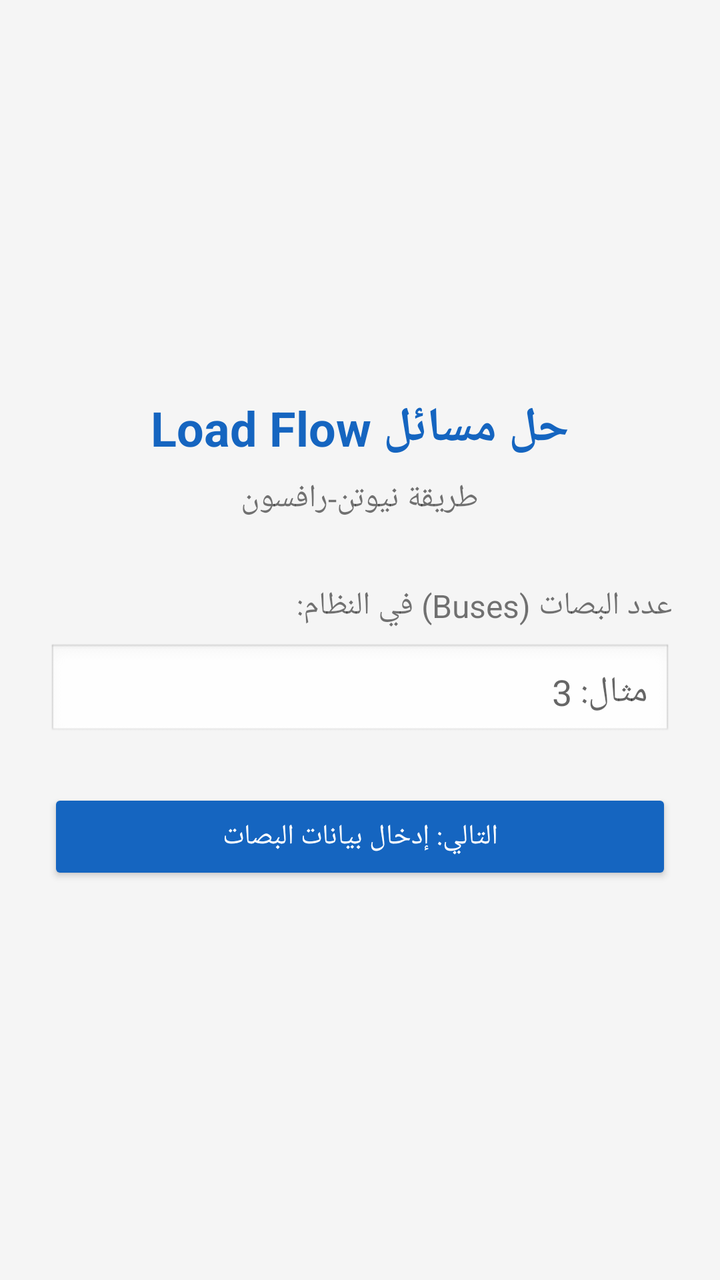
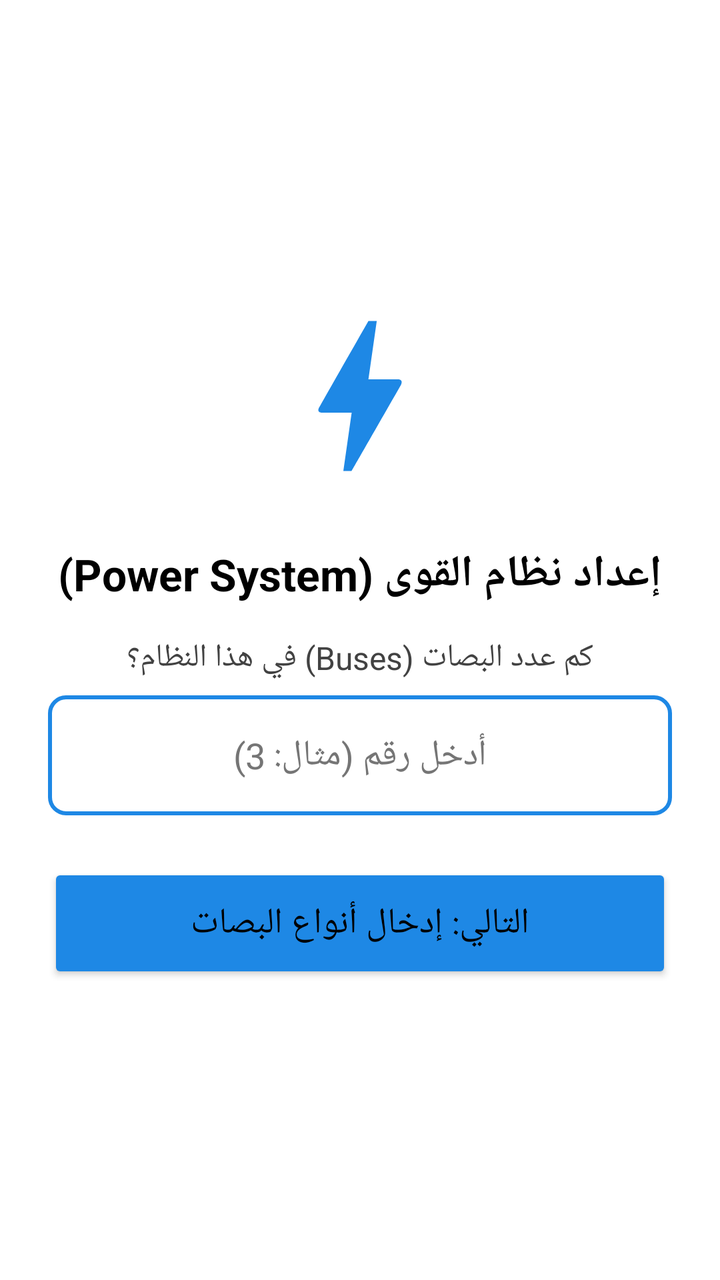

The first picture is an Android layout as it rendered before a commit; the second is the same layout after the commit. The layout source and the unified diff follow.
<!-- AndroidManifest.xml: application theme Theme.LoadFlowApp -->
<!-- res/layout/activity_main.xml -->
<?xml version="1.0" encoding="utf-8"?>
<LinearLayout xmlns:android="http://schemas.android.com/apk/res/android"
    android:layout_width="match_parent"
    android:layout_height="match_parent"
    android:orientation="vertical"
    android:padding="24dp"
    android:gravity="center">

    <TextView
        android:layout_width="wrap_content"
        android:layout_height="wrap_content"
        android:text="حل مسائل Load Flow"
        android:textSize="24sp"
        android:textStyle="bold"
        android:textColor="@color/primary"
        android:layout_marginBottom="8dp" />

    <TextView
        android:layout_width="wrap_content"
        android:layout_height="wrap_content"
        android:text="طريقة نيوتن-رافسون"
        android:textSize="16sp"
        android:layout_marginBottom="32dp" />

    <TextView
        android:layout_width="match_parent"
        android:layout_height="wrap_content"
        android:text="عدد البصات (Buses) في النظام:"
        android:textSize="16sp"
        android:layout_marginBottom="8dp" />

    <EditText
        android:id="@+id/etNumBuses"
        android:layout_width="match_parent"
        android:layout_height="wrap_content"
        android:inputType="number"
        android:hint="مثال: 3"
        android:background="@android:drawable/edit_text"
        android:padding="12dp" />

    <Button
        android:id="@+id/btnNext"
        android:layout_width="match_parent"
        android:layout_height="wrap_content"
        android:layout_marginTop="24dp"
        android:text="التالي: إدخال بيانات البصات"
        android:backgroundTint="@color/primary"
        android:textColor="@color/white" />

</LinearLayout>
<!-- resources referenced by this layout -->
<resources>
  <color name="primary">#1565C0</color>
  <color name="white">#FFFFFF</color>
  <style name="Theme.LoadFlowApp" parent="Theme.MaterialComponents.DayNight.NoActionBar">
          <item name="colorPrimary">@color/primary</item>
          <item name="colorPrimaryDark">@color/primary_dark</item>
          <item name="colorAccent">@color/accent</item>
          <item name="android:windowBackground">@color/background</item>
      </style>
  <color name="primary_dark">#0D47A1</color>
  <color name="accent">#FF6F00</color>
  <color name="background">#F5F5F5</color>
</resources>

<!-- the commit's change to res/layout/activity_main.xml (unified diff, before → after) -->
@@ -3,48 +3,51 @@
     android:layout_width="match_parent"
     android:layout_height="match_parent"
     android:orientation="vertical"
+    android:gravity="center"
     android:padding="24dp"
-    android:gravity="center">
+    android:background="@color/backgroundColor">
+
+    <ImageView
+        android:layout_width="100dp"
+        android:layout_height="100dp"
+        android:src="@drawable/ic_power_icon"
+        android:layout_marginBottom="24dp"/>
 
     <TextView
         android:layout_width="wrap_content"
         android:layout_height="wrap_content"
-        android:text="حل مسائل Load Flow"
-        android:textSize="24sp"
+        android:text="إعداد نظام القوى (Power System)"
+        android:textSize="22sp"
         android:textStyle="bold"
-        android:textColor="@color/primary"
-        android:layout_marginBottom="8dp" />
+        android:textColor="@color/textColorPrimary"
+        android:layout_marginBottom="16dp"/>
 
     <TextView
         android:layout_width="wrap_content"
         android:layout_height="wrap_content"
-        android:text="طريقة نيوتن-رافسون"
+        android:text="كم عدد البصات (Buses) في هذا النظام؟"
         android:textSize="16sp"
-        android:layout_marginBottom="32dp" />
-
-    <TextView
-        android:layout_width="match_parent"
-        android:layout_height="wrap_content"
-        android:text="عدد البصات (Buses) في النظام:"
-        android:textSize="16sp"
-        android:layout_marginBottom="8dp" />
+        android:textColor="@color/textColorSecondary"
+        android:layout_marginBottom="8dp"/>
 
     <EditText
-        android:id="@+id/etNumBuses"
+        android:id="@+id/et_bus_count"
         android:layout_width="match_parent"
-        android:layout_height="wrap_content"
+        android:layout_height="60dp"
         android:inputType="number"
-        android:hint="مثال: 3"
-        android:background="@android:drawable/edit_text"
-        android:padding="12dp" />
+        android:hint="أدخل رقم (مثال: 3)"
+        android:textColorHint="#757575"
+        android:textColor="@color/textColorPrimary"
+        android:background="@drawable/edit_text_bg"
+        android:padding="12dp"
+        android:layout_marginBottom="24dp"
+        android:gravity="center"/>
 
     <Button
-        android:id="@+id/btnNext"
+        android:id="@+id/btn_next"
         android:layout_width="match_parent"
-        android:layout_height="wrap_content"
-        android:layout_marginTop="24dp"
-        android:text="التالي: إدخال بيانات البصات"
-        android:backgroundTint="@color/primary"
-        android:textColor="@color/white" />
-
+        android:layout_height="60dp"
+        android:text="التالي: إدخال أنواع البصات"
+        android:textSize="18sp"
+        android:backgroundTint="@color/primaryColor"/>
 </LinearLayout>
<!-- resource entries referenced after the edit -->
@@ -1,15 +1,39 @@
 <!-- resources referenced by this layout -->
 <resources>
-  <color name="primary">#1565C0</color>
-  <color name="white">#FFFFFF</color>
-  <style name="Theme.LoadFlowApp" parent="Theme.MaterialComponents.DayNight.NoActionBar">
-          <item name="colorPrimary">@color/primary</item>
-          <item name="colorPrimaryDark">@color/primary_dark</item>
-          <item name="colorAccent">@color/accent</item>
-          <item name="android:windowBackground">@color/background</item>
+  <color name="backgroundColor">#FFFFFF</color>
+  <color name="primaryColor">#1E88E5</color>
+  <color name="textColorPrimary">#000000</color>
+  <color name="textColorSecondary">#424242</color>
+  <!-- drawable edit_text_bg (drawable) -->
+  <?xml version="1.0" encoding="utf-8"?>
+  <shape xmlns:android="http://schemas.android.com/apk/res/android">
+      <solid android:color="#FFFFFF" />
+      <stroke android:width="2dp" android:color="@color/primaryColor" />
+      <corners android:radius="8dp" />
+  </shape>
+  <!-- drawable ic_power_icon (drawable) -->
+  <vector xmlns:android="http://schemas.android.com/apk/res/android"
+      android:width="108dp"
+      android:height="108dp"
+      android:viewportWidth="24"
+      android:viewportHeight="24">
+      
+      <path
+          android:fillColor="#FFFFFF"
+          android:pathData="M12,12m-11,0a11,11 0,1 1,22 0a11,11 0,1 1,-22 0" />
+      
+      <path
+          android:fillColor="#1E88E5"
+          android:pathData="M11,21h-1l1,-7H7.5c-0.88,0 -0.33,-0.75 -0.31,-0.78C8.48,10.94 10.42,7.54 13.01,3h1l-1,7h3.51c0.4,0 0.62,0.19 0.4,0.66C12.97,17.55 11,21 11,21z"/>
+  </vector>
+  <style name="Theme.LoadFlowApp" parent="Theme.MaterialComponents.Light.NoActionBar">
+          <item name="colorPrimary">@color/primaryColor</item>
+          <item name="colorPrimaryDark">@color/primaryDarkColor</item>
+          <item name="colorAccent">@color/secondaryColor</item>
+          <item name="android:statusBarColor">@color/primaryDarkColor</item>
+          <item name="android:textColor">@color/textColorPrimary</item>
       </style>
-  <color name="primary_dark">#0D47A1</color>
-  <color name="accent">#FF6F00</color>
-  <color name="background">#F5F5F5</color>
+  <color name="primaryDarkColor">#1565C0</color>
+  <color name="secondaryColor">#FFB300</color>
 </resources>
 
